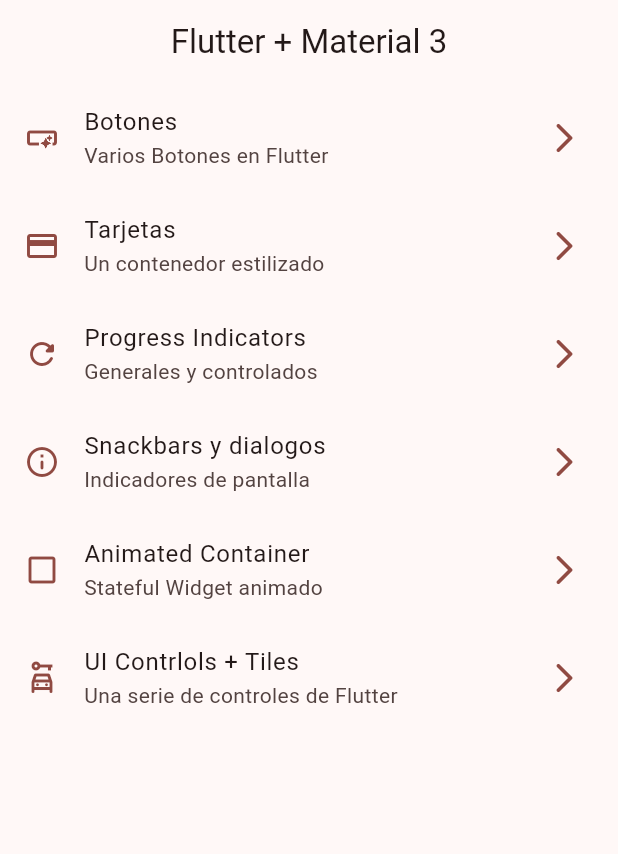
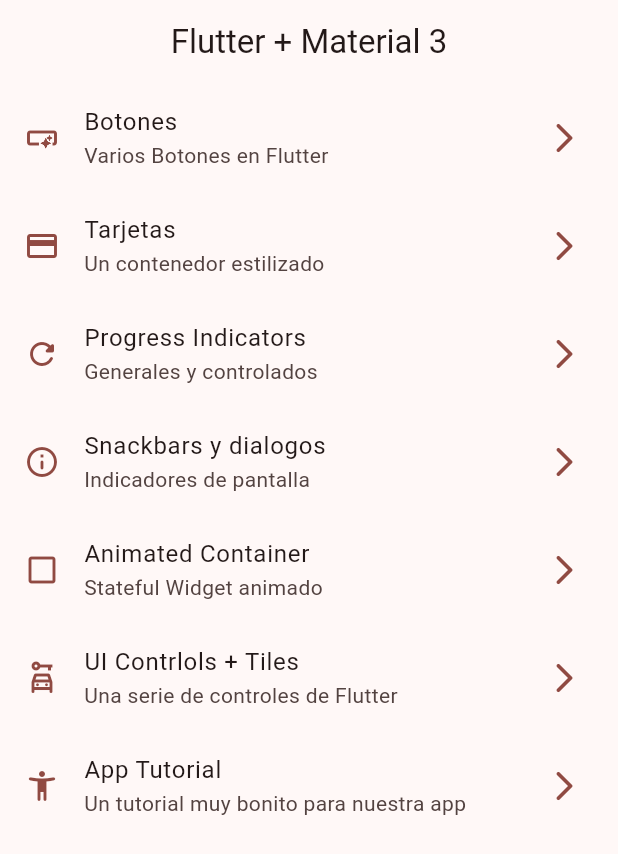
Before and after one commit to MatHeartGaming/flutter_widgets, a Flutter app: the screen it shows after launch, on a phone screen of 412 x 824 dp. Shown: the top 854 px of the screen. Run offline on Flutter 3.47's test engine with Material 2 defaults, Android fonts, the phone set to English and light mode, and no system bars; our stand-ins replace go_router.

```diff
--- a/lib/config/menu/menu_items.dart
+++ b/lib/config/menu/menu_items.dart
@@ -20,4 +20,5 @@ const appMenuItems = <MenuItem>[
   MenuItem(title: "Snackbars y dialogos", subtitle: "Indicadores de pantalla", link: "/snackbars", icon: Icons.info_outline_rounded),
   MenuItem(title: "Animated Container", subtitle: "Stateful Widget animado", link: "/animated", icon: Icons.check_box_outline_blank_outlined),
   MenuItem(title: "UI Contrlols + Tiles", subtitle: "Una serie de controles de Flutter", link: "/ui-controls", icon: Icons.car_rental_outlined),
+  MenuItem(title: "App Tutorial", subtitle: "Un tutorial muy bonito para nuestra app", link: "/tutorial", icon: Icons.accessibility_new_rounded),
 ];
--- a/lib/config/router/app_router.dart
+++ b/lib/config/router/app_router.dart
@@ -37,4 +37,9 @@ final appRouter = GoRouter(initialLocation: '/', routes: [
     path: '/ui-controls',
     builder: (context, state) => const UIControlScreen(),
   ),
+  GoRoute(
+    name: AppTutorialScreen.name,
+    path: '/tutorial',
+    builder: (context, state) => const AppTutorialScreen(),
+  ),
 ]);
--- a/pubspec.yaml
+++ b/pubspec.yaml
@@ -18,3 +18,6 @@ dev_dependencies:
 
 flutter:
   uses-material-design: true
+
+assets:
+  - assets/images
```
Also changed, not shown: assets/images/1.png (added), assets/images/2.png (added), assets/images/3.png (added), assets/images/jar-loading.gif (added).
